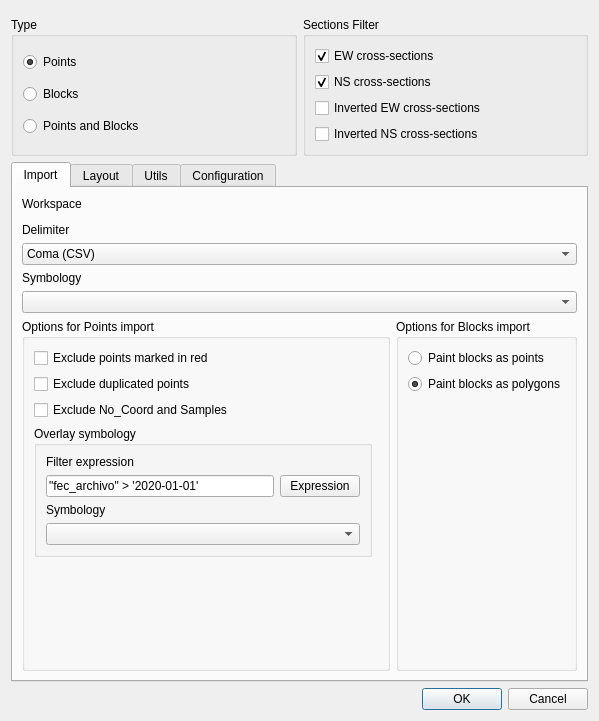
The window that sugar_tools_dialog_simple.ui (psigcat/sugartools) describes before a commit, drawn with Qt 5.
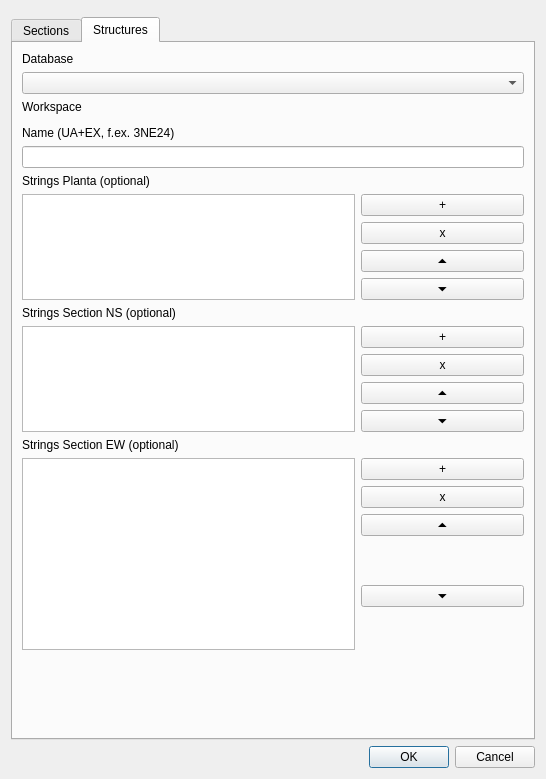
The same window after the commit. The open tabs and pages were chosen to show the change. Custom widgets are drawn as their Qt base class.

Commit message: tool2: Structures

Diff of the .ui file:
```diff
--- a/sugar_tools_dialog_simple.ui
+++ b/sugar_tools_dialog_simple.ui
@@ -6,15 +6,15 @@
    <rect>
     <x>0</x>
     <y>0</y>
-    <width>599</width>
-    <height>721</height>
+    <width>546</width>
+    <height>779</height>
    </rect>
   </property>
   <property name="windowTitle">
    <string>Sugar Tools</string>
   </property>
-  <layout class="QGridLayout" name="gridLayout_6">
-   <item row="0" column="0" colspan="2">
+  <layout class="QVBoxLayout" name="verticalLayout_6">
+   <item>
     <widget class="QgsMessageBar" name="messageBar">
      <property name="frameShape">
       <enum>QFrame::StyledPanel</enum>
@@ -24,7 +24,17 @@
      </property>
     </widget>
    </item>
-   <item row="1" column="0">
+   <item>
+    <widget class="QTabWidget" name="tabWidgetMain">
+     <property name="currentIndex">
+      <number>0</number>
+     </property>
+     <widget class="QWidget" name="tabSections">
+      <attribute name="title">
+       <string>Sections</string>
+      </attribute>
+      <layout class="QGridLayout" name="gridLayout_6">
+       <item row="0" column="0">
     <widget class="QGroupBox" name="pointOrBlock">
      <property name="title">
       <string>Type</string>
@@ -60,7 +70,7 @@
      </layout>
     </widget>
    </item>
-   <item row="1" column="1">
+       <item row="0" column="1">
     <widget class="QGroupBox" name="groupBox">
      <property name="title">
       <string>Sections Filter</string>
@@ -103,18 +113,8 @@
      </layout>
     </widget>
    </item>
-   <item row="3" column="0" colspan="2">
-    <widget class="QDialogButtonBox" name="buttonBox">
-     <property name="orientation">
-      <enum>Qt::Horizontal</enum>
-     </property>
-     <property name="standardButtons">
-      <set>QDialogButtonBox::Cancel|QDialogButtonBox::Ok</set>
-     </property>
-    </widget>
-   </item>
-   <item row="2" column="0" colspan="2">
-    <widget class="QTabWidget" name="tabWidget">
+       <item row="1" column="0" colspan="2">
+        <widget class="QTabWidget" name="tabWidgetSections">
      <property name="currentIndex">
       <number>0</number>
      </property>
@@ -462,6 +462,188 @@
        </item>
       </layout>
      </widget>
+        </widget>
+       </item>
+      </layout>
+     </widget>
+     <widget class="QWidget" name="tabStructures">
+      <attribute name="title">
+       <string>Structures</string>
+      </attribute>
+      <layout class="QGridLayout" name="gridLayout_8">
+       <item row="10" column="2">
+        <widget class="QPushButton" name="pushButton_4">
+         <property name="text">
+          <string>⏷</string>
+         </property>
+        </widget>
+       </item>
+       <item row="15" column="2">
+        <widget class="QPushButton" name="pushButton_8">
+         <property name="text">
+          <string>⏷</string>
+         </property>
+        </widget>
+       </item>
+       <item row="9" column="2">
+        <widget class="QPushButton" name="pushButton_3">
+         <property name="text">
+          <string>⏶</string>
+         </property>
+        </widget>
+       </item>
+       <item row="0" column="0">
+        <widget class="QLabel" name="label_11">
+         <property name="text">
+          <string>Database</string>
+         </property>
+        </widget>
+       </item>
+       <item row="20" column="2" rowspan="2">
+        <widget class="QPushButton" name="pushButton_12">
+         <property name="text">
+          <string>⏷</string>
+         </property>
+        </widget>
+       </item>
+       <item row="13" column="2">
+        <widget class="QPushButton" name="pushButton_7">
+         <property name="text">
+          <string>x</string>
+         </property>
+        </widget>
+       </item>
+       <item row="12" column="2">
+        <widget class="QPushButton" name="pushButton_5">
+         <property name="text">
+          <string>+</string>
+         </property>
+        </widget>
+       </item>
+       <item row="17" column="0" rowspan="5" colspan="2">
+        <widget class="QListView" name="structures_list_ew"/>
+       </item>
+       <item row="17" column="2">
+        <widget class="QPushButton" name="pushButton_9">
+         <property name="text">
+          <string>+</string>
+         </property>
+        </widget>
+       </item>
+       <item row="12" column="0" rowspan="4" colspan="2">
+        <widget class="QListView" name="structures_list_ns"/>
+       </item>
+       <item row="14" column="2">
+        <widget class="QPushButton" name="pushButton_6">
+         <property name="text">
+          <string>⏶</string>
+         </property>
+        </widget>
+       </item>
+       <item row="11" column="0" colspan="3">
+        <widget class="QLabel" name="label_14">
+         <property name="text">
+          <string>Strings Section NS (optional)</string>
+         </property>
+        </widget>
+       </item>
+       <item row="8" column="2">
+        <widget class="QPushButton" name="pushButton_2">
+         <property name="text">
+          <string>x</string>
+         </property>
+        </widget>
+       </item>
+       <item row="6" column="0" colspan="3">
+        <widget class="QLabel" name="label_13">
+         <property name="text">
+          <string>Strings Planta (optional)</string>
+         </property>
+        </widget>
+       </item>
+       <item row="7" column="2">
+        <widget class="QPushButton" name="pushButton">
+         <property name="text">
+          <string>+</string>
+         </property>
+        </widget>
+       </item>
+       <item row="7" column="0" rowspan="4" colspan="2">
+        <widget class="QListView" name="structures_list_planta"/>
+       </item>
+       <item row="4" column="0">
+        <widget class="QLabel" name="label_12">
+         <property name="text">
+          <string>Name (UA+EX, f.ex. 3NE24)</string>
+         </property>
+        </widget>
+       </item>
+       <item row="2" column="0">
+        <widget class="QLabel" name="label_10">
+         <property name="text">
+          <string>Workspace</string>
+         </property>
+        </widget>
+       </item>
+       <item row="19" column="2">
+        <widget class="QPushButton" name="pushButton_10">
+         <property name="text">
+          <string>⏶</string>
+         </property>
+        </widget>
+       </item>
+       <item row="18" column="2">
+        <widget class="QPushButton" name="pushButton_11">
+         <property name="text">
+          <string>x</string>
+         </property>
+        </widget>
+       </item>
+       <item row="16" column="0" colspan="3">
+        <widget class="QLabel" name="label_15">
+         <property name="text">
+          <string>Strings Section EW (optional)</string>
+         </property>
+        </widget>
+       </item>
+       <item row="22" column="0">
+        <spacer name="verticalSpacer_6">
+         <property name="orientation">
+          <enum>Qt::Vertical</enum>
+         </property>
+         <property name="sizeHint" stdset="0">
+          <size>
+           <width>20</width>
+           <height>27</height>
+          </size>
+         </property>
+        </spacer>
+       </item>
+       <item row="5" column="0" colspan="3">
+        <widget class="QLineEdit" name="structures_name"/>
+       </item>
+       <item row="3" column="0" colspan="3">
+        <widget class="QgsFileWidget" name="structures_workspace">
+         <property name="storageMode">
+          <enum>QgsFileWidget::GetDirectory</enum>
+         </property>
+        </widget>
+       </item>
+       <item row="1" column="0" colspan="3">
+        <widget class="QComboBox" name="structures_db"/>
+       </item>
+      </layout>
+     </widget>
+    </widget>
+   </item>
+   <item>
+    <widget class="QDialogButtonBox" name="buttonBox">
+     <property name="orientation">
+      <enum>Qt::Horizontal</enum>
+     </property>
+     <property name="standardButtons">
+      <set>QDialogButtonBox::Cancel|QDialogButtonBox::Ok</set>
+     </property>
     </widget>
    </item>
   </layout>
```
Left out of the diff: 7 changed lines with no effect on the pictures. Lines whose indentation alone changed are shown as unchanged. The commit also changes 8 other files.
